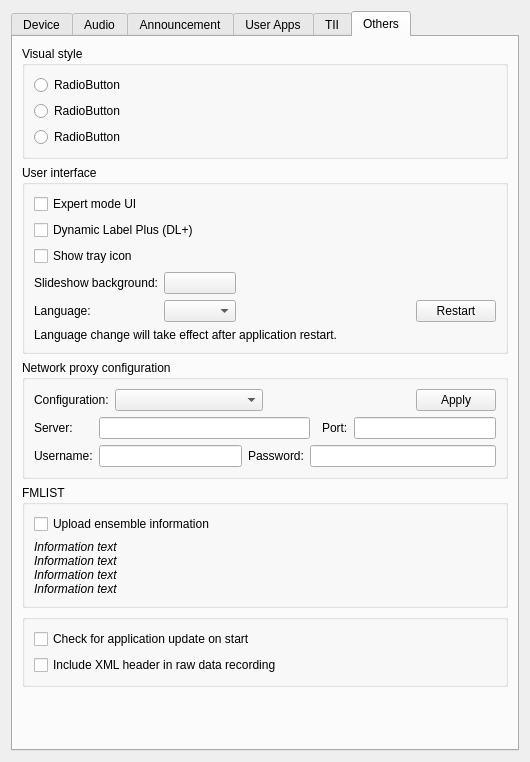
Before: the Qt Designer form gui/setupdialog.ui in KejPi/AbracaDABra, drawn with Qt 5.
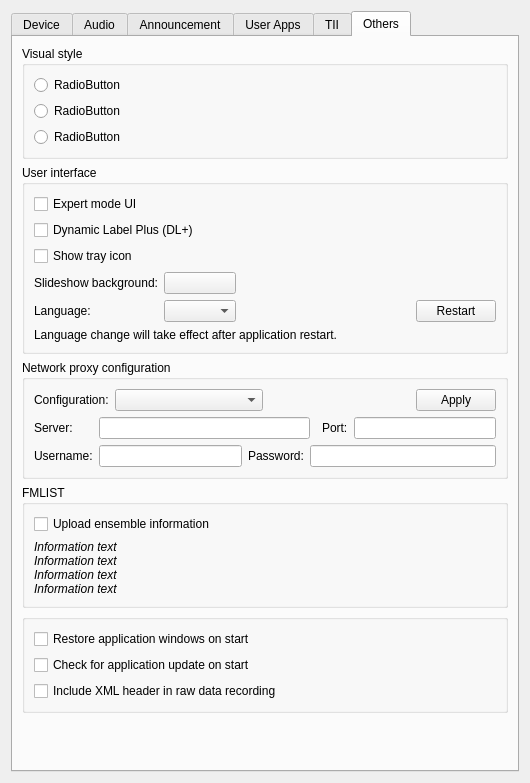
After: the same form once the commit is applied. Custom widgets are drawn as their Qt base class.

Commit message: feat: Option to restore application windows on start added (Issue #196)

```diff
--- a/gui/setupdialog.ui
+++ b/gui/setupdialog.ui
@@ -7,7 +7,7 @@
     <x>0</x>
     <y>0</y>
     <width>530</width>
-    <height>762</height>
+    <height>783</height>
    </rect>
   </property>
   <property name="minimumSize">
@@ -2705,6 +2705,13 @@
        <item>
         <widget class="QGroupBox" name="updateGroupBox">
          <layout class="QVBoxLayout" name="verticalLayout_6">
+          <item>
+           <widget class="QCheckBox" name="restoreWindowsCheckBox">
+            <property name="text">
+             <string>Restore application windows on start</string>
+            </property>
+           </widget>
+          </item>
           <item>
            <widget class="QCheckBox" name="checkForUpdates">
             <property name="text">
```
The commit also changes 4 other files.
